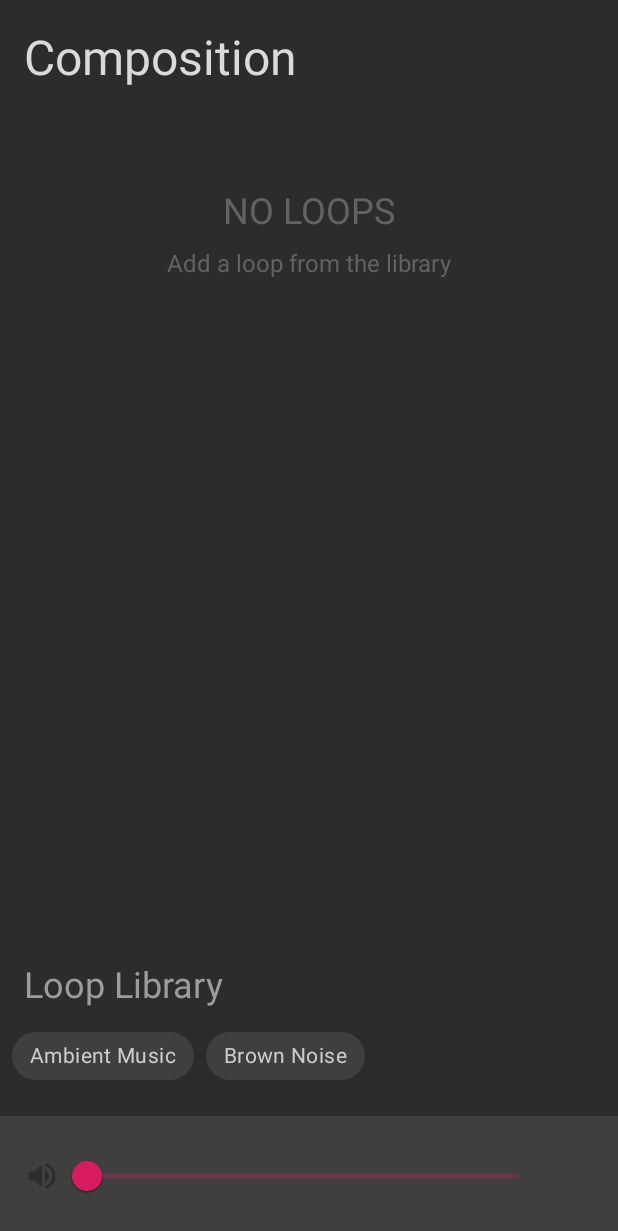
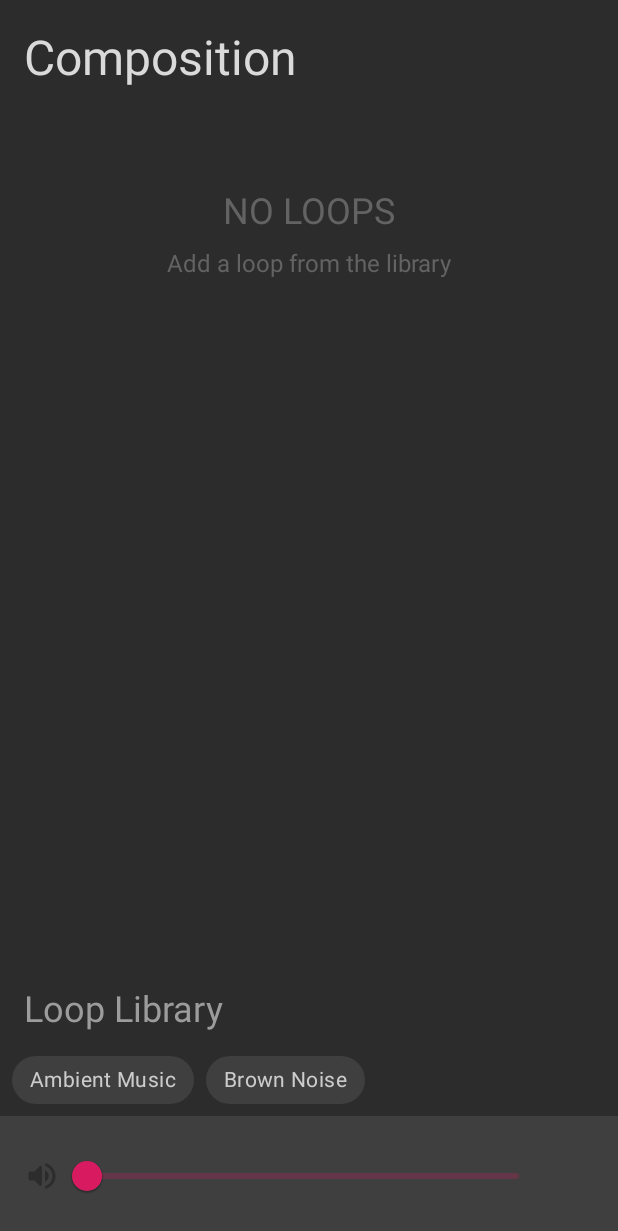
Before and after one commit to jackss011/waver-android, an Android app: the screen it shows after launch (MainActivity), on a phone screen of 412 x 824 dp. Shown: the top 1231 px of the screen. Run offline under Robolectric (Android 15) with nearby library versions, the light colour scheme and no system bars; our stand-ins replace Dagger/Hilt's generated code, Timber, data binding; libraries missing offline, so code that uses them is left out: androidx.hilt.lifecycle; network calls fail; Roboto replaces fonts that are not available here; 1 statement that could not run was skipped.

Commit message:
Moved loop_library inside fragment_composition.xml

```diff
--- a/app/src/main/res/layout/activity_main.xml
+++ b/app/src/main/res/layout/activity_main.xml
@@ -16,28 +16,18 @@
                     android:layout_width="match_parent"
                     android:layout_height="match_parent">
 
-                <androidx.fragment.app.FragmentContainerView
-                        android:id="@+id/library"
-                        android:name="com.jack.nars.waver.ui.looplibrary.LoopLibraryFragment"
-                        android:layout_width="0dp"
-                        android:layout_height="wrap_content"
-                        android:layout_marginBottom="16dp"
-                        app:layout_constraintBottom_toTopOf="@+id/bottom_bar"
-                        app:layout_constraintEnd_toEndOf="parent"
-                        app:layout_constraintStart_toStartOf="parent"
-                        tools:layout_height="150dp" />
 
                 <androidx.fragment.app.FragmentContainerView
-                        android:id="@+id/list"
+                        android:id="@+id/composition"
                         android:name="com.jack.nars.waver.ui.activecomposition.CompositionFragment"
-                        android:layout_width="0dp"
-                        android:layout_height="wrap_content"
+                        android:layout_width="match_parent"
+                        android:layout_height="0dp"
+                        app:layout_constraintBottom_toTopOf="@+id/bottom_bar"
                         app:layout_constraintEnd_toEndOf="parent"
                         app:layout_constraintHorizontal_bias="0.0"
                         app:layout_constraintStart_toStartOf="parent"
                         app:layout_constraintTop_toTopOf="parent"
-                        tools:layout="@layout/fragment_composition"
-                        tools:layout_height="150dp">
+                        tools:layout="@layout/fragment_composition">
 
                 </androidx.fragment.app.FragmentContainerView>
 
@@ -52,6 +42,7 @@
                         app:layout_constraintStart_toStartOf="parent"
                         tools:layout="@layout/fragment_bottom_bar"
                         tools:layout_height="150dp" />
+
             </androidx.constraintlayout.widget.ConstraintLayout>
 
         </androidx.coordinatorlayout.widget.CoordinatorLayout>
--- a/app/src/main/res/layout/fragment_composition.xml
+++ b/app/src/main/res/layout/fragment_composition.xml
@@ -61,6 +61,16 @@
                 tools:listitem="@layout/item_active_loop">
 
         </androidx.recyclerview.widget.RecyclerView>
+
+        <androidx.fragment.app.FragmentContainerView
+                android:id="@+id/library"
+                android:name="com.jack.nars.waver.ui.looplibrary.LoopLibraryFragment"
+                android:layout_width="0dp"
+                android:layout_height="wrap_content"
+                app:layout_constraintBottom_toBottomOf="parent"
+                app:layout_constraintEnd_toEndOf="parent"
+                app:layout_constraintStart_toStartOf="parent"
+                tools:layout_height="150dp" />
     </androidx.constraintlayout.widget.ConstraintLayout>
 
 </layout>
```
Also changed, not shown: app/src/main/res/navigation/nav_graph.xml (+14 -3 lines).
